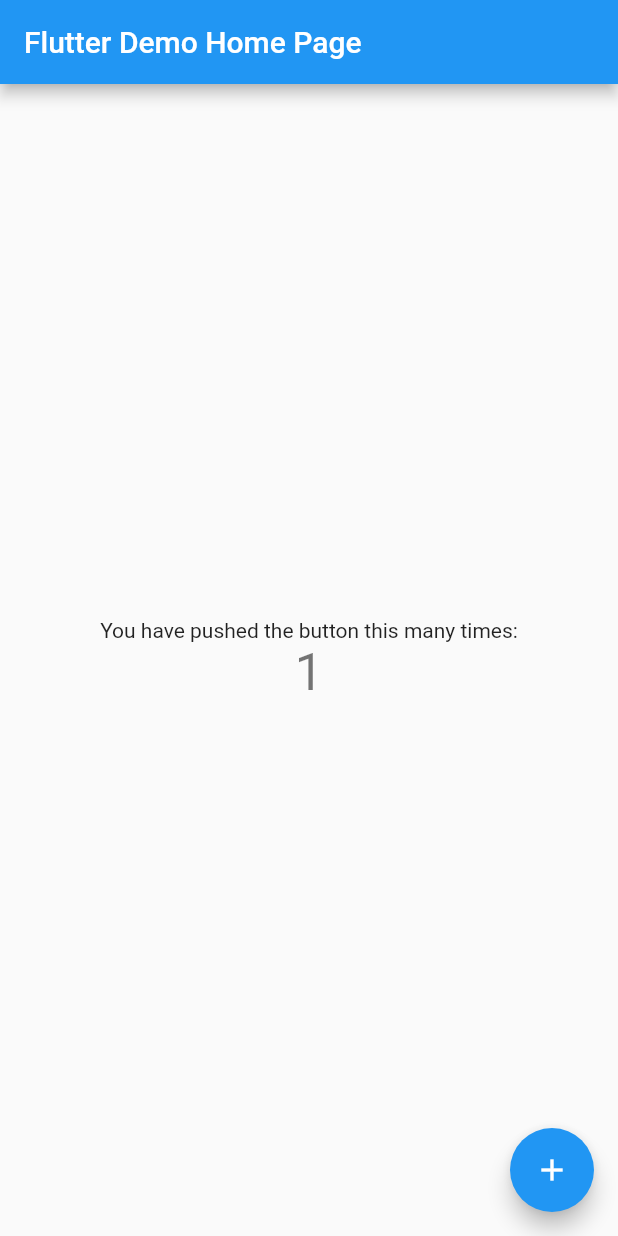
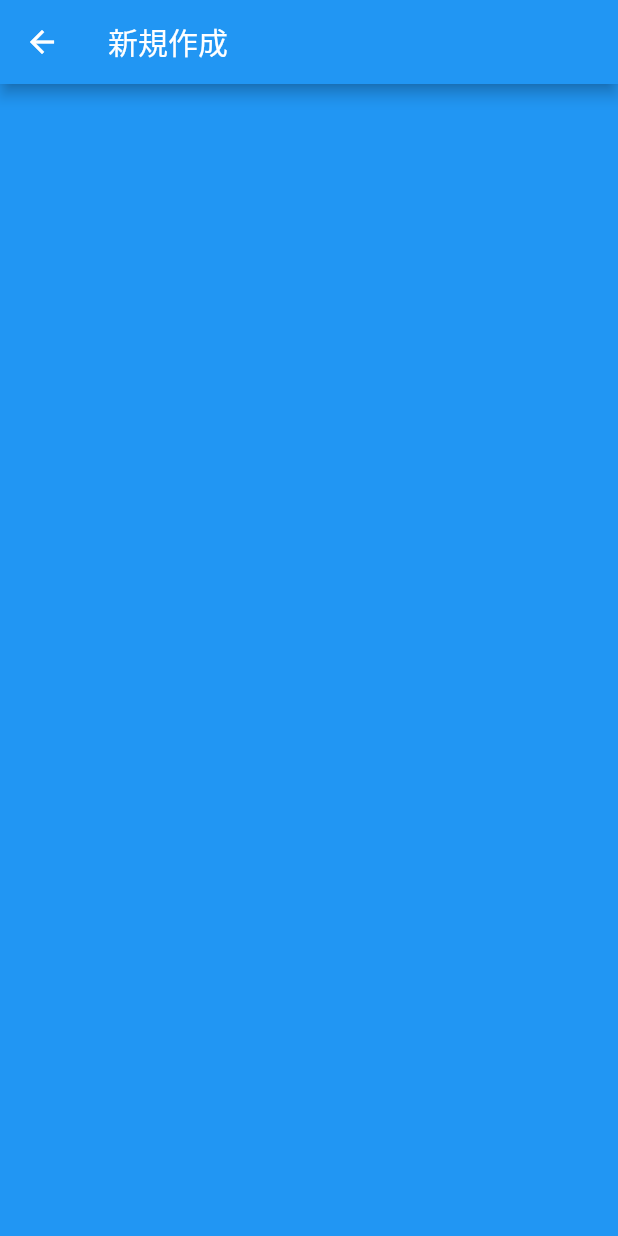
Before and after one commit to masakikono/coffee_memo_apps, a Flutter app: the screen it shows after launch, after a tap on the "add" icon, on a phone screen of 412 x 824 dp. Run offline on Flutter 3.47's test engine with Material 2 defaults, Android fonts, the phone set to English and light mode, and no system bars.

Commit message:
add:Screen transition implementation

```diff
--- a/lib/main.dart
+++ b/lib/main.dart
@@ -1,4 +1,7 @@
 import 'package:flutter/material.dart';
+import 'package:coffee_memo_apps/newrecipe.dart';
+import 'package:coffee_memo_apps/detailrecipe.dart';
+import 'package:coffee_memo_apps/modifyrecipe.dart';
 
 void main() {
   runApp(const MyApp());
@@ -7,39 +10,21 @@ void main() {
 class MyApp extends StatelessWidget {
   const MyApp({Key? key}) : super(key: key);
 
-  // This widget is the root of your application.
   @override
   Widget build(BuildContext context) {
     return MaterialApp(
+      debugShowCheckedModeBanner: false,
       title: 'Flutter Demo',
       theme: ThemeData(
-        // This is the theme of your application.
-        //
-        // Try running your application with "flutter run". You'll see the
-        // application has a blue toolbar. Then, without quitting the app, try
-        // changing the primarySwatch below to Colors.green and then invoke
-        // "hot reload" (press "r" in the console where you ran "flutter run",
-        // or simply save your changes to "hot reload" in a Flutter IDE).
-        // Notice that the counter didn't reset back to zero; the application
-        // is not restarted.
         primarySwatch: Colors.blue,
       ),
-      home: const MyHomePage(title: 'Flutter Demo Home Page'),
+      home: const MyHomePage(title: 'Coffee Memo Apps'),
     );
   }
 }
 
 class MyHomePage extends StatefulWidget {
   const MyHomePage({Key? key, required this.title}) : super(key: key);
-
-  // This widget is the home page of your application. It is stateful, meaning
-  // that it has a State object (defined below) that contains fields that affect
-  // how it looks.
-
-  // This class is the configuration for the state. It holds the values (in this
-  // case the title) provided by the parent (in this case the App widget) and
-  // used by the build method of the State. Fields in a Widget subclass are
-  // always marked "final".
 
   final String title;
 
@@ -48,65 +33,60 @@ class MyHomePage extends StatefulWidget {
 }
 
 class _MyHomePageState extends State<MyHomePage> {
-  int _counter = 0;
+  // int _counter = 0;
 
-  void _incrementCounter() {
-    setState(() {
-      // This call to setState tells the Flutter framework that something has
-      // changed in this State, which causes it to rerun the build method below
-      // so that the display can reflect the updated values. If we changed
-      // _counter without calling setState(), then the build method would not be
-      // called again, and so nothing would appear to happen.
-      _counter++;
-    });
-  }
+  // void _incrementCounter() {
+  //   setState(() {
+  //     _counter++;
+  //   });
+  // }
+  final listItem = ['one', 'two', 'three'];
 
   @override
   Widget build(BuildContext context) {
-    // This method is rerun every time setState is called, for instance as done
-    // by the _incrementCounter method above.
-    //
-    // The Flutter framework has been optimized to make rerunning build methods
-    // fast, so that you can just rebuild anything that needs updating rather
-    // than having to individually change instances of widgets.
     return Scaffold(
       appBar: AppBar(
-        // Here we take the value from the MyHomePage object that was created by
-        // the App.build method, and use it to set our appbar title.
+        centerTitle: false,
         title: Text(widget.title),
+        actions: <Widget>[
+          IconButton(
+            icon: Icon(Icons.menu),
+            onPressed: () => setState(() {
+
+            }),
+          ),
+          IconButton(
+            icon: Icon(Icons.settings),
+            onPressed: () => setState(() {
+
+            }),
+          ),
+        ],
       ),
-      body: Center(
-        // Center is a layout widget. It takes a single child and positions it
-        // in the middle of the parent.
-        child: Column(
-          // Column is also a layout widget. It takes a list of children and
-          // arranges them vertically. By default, it sizes itself to fit its
-          // children horizontally, and tries to be as tall as its parent.
-          //
-          // Invoke "debug painting" (press "p" in the console, choose the
-          // "Toggle Debug Paint" action from the Flutter Inspector in Android
-          // Studio, or the "Toggle Debug Paint" command in Visual Studio Code)
-          // to see the wireframe for each widget.
-          //
-          // Column has various properties to control how it sizes itself and
-          // how it positions its children. Here we use mainAxisAlignment to
-          // center the children vertically; the main axis here is the vertical
-          // axis because Columns are vertical (the cross axis would be
-          // horizontal).
-          mainAxisAlignment: MainAxisAlignment.center,
-          children: <Widget>[
-            const Text(
-              'You have pushed the button this many times:',
-            ),
-            Text(
-              '$_counter',
-              style: Theme.of(context).textTheme.headline4,
-            ),
-          ],
-        ),
+      body: ListView.builder(
+        itemBuilder: (BuildContext context, int index) {
+          return Container(
+              decoration: BoxDecoration(
+                border: Border(
+                  bottom: BorderSide(color: Colors.black38),
+                ),
+              ),
+              child: ListTile(
+                leading: const Icon(Icons.flight_land),
+                title: Text('$index'),
+                subtitle: Text('&listItem'),
+                onTap: () {
+                  Navigator.push(
+                      context, MaterialPageRoute(builder: (context) => DetailRecipe()));
+                },
+              ));},
+        itemCount: listItem.length,
       ),
       floatingActionButton: FloatingActionButton(
-        onPressed: _incrementCounter,
+        onPressed: () {
+          Navigator.push(
+              context, MaterialPageRoute(builder: (context) => NewRecipe()));
+        },
         tooltip: 'Increment',
         child: const Icon(Icons.add),
       ), // This trailing comma makes auto-formatting nicer for build methods.
--- /dev/null
+++ b/lib/newrecipe.dart
@@ -0,0 +1,15 @@
+import 'package:flutter/material.dart';
+
+class NewRecipe extends StatelessWidget {
+  @override
+  Widget build(BuildContext context) {
+    return Scaffold(
+      appBar: AppBar(
+        title: Text('新規作成'),
+      ),
+      body: Container(
+        color: Colors.blue,
+      ),
+    );
+  }
+}
```
Also changed, not shown: lib/detailrecipe.dart (added, +16 -0 lines), lib/modifyrecipe.dart (added, +15 -0 lines), pubspec.lock.
